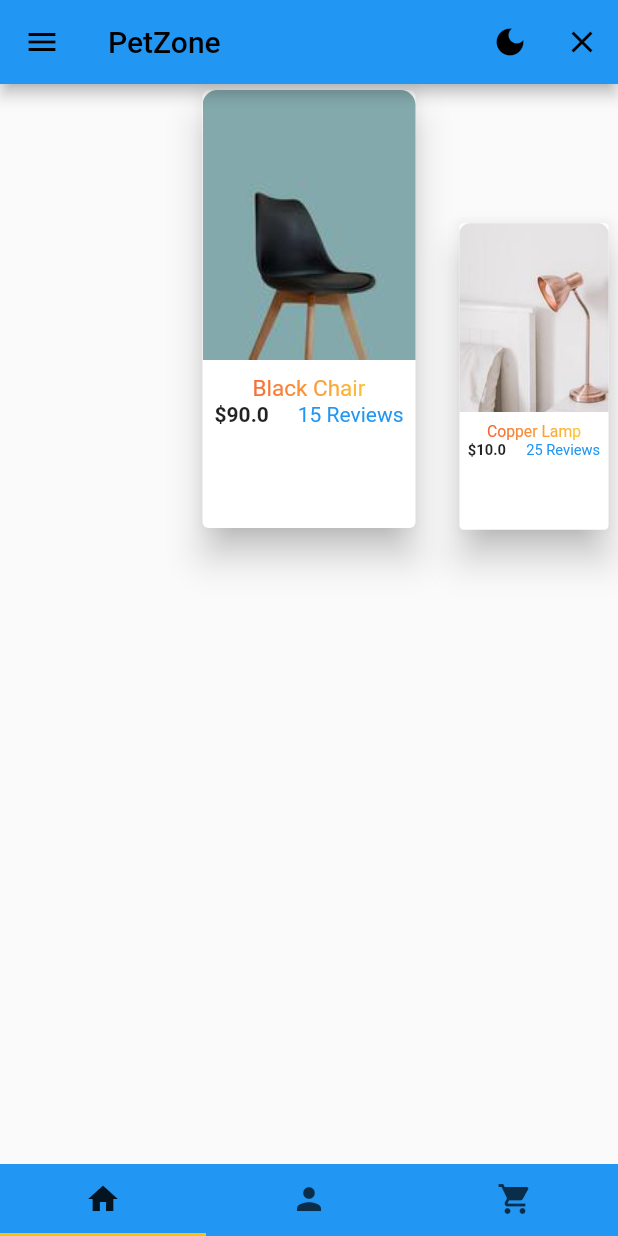
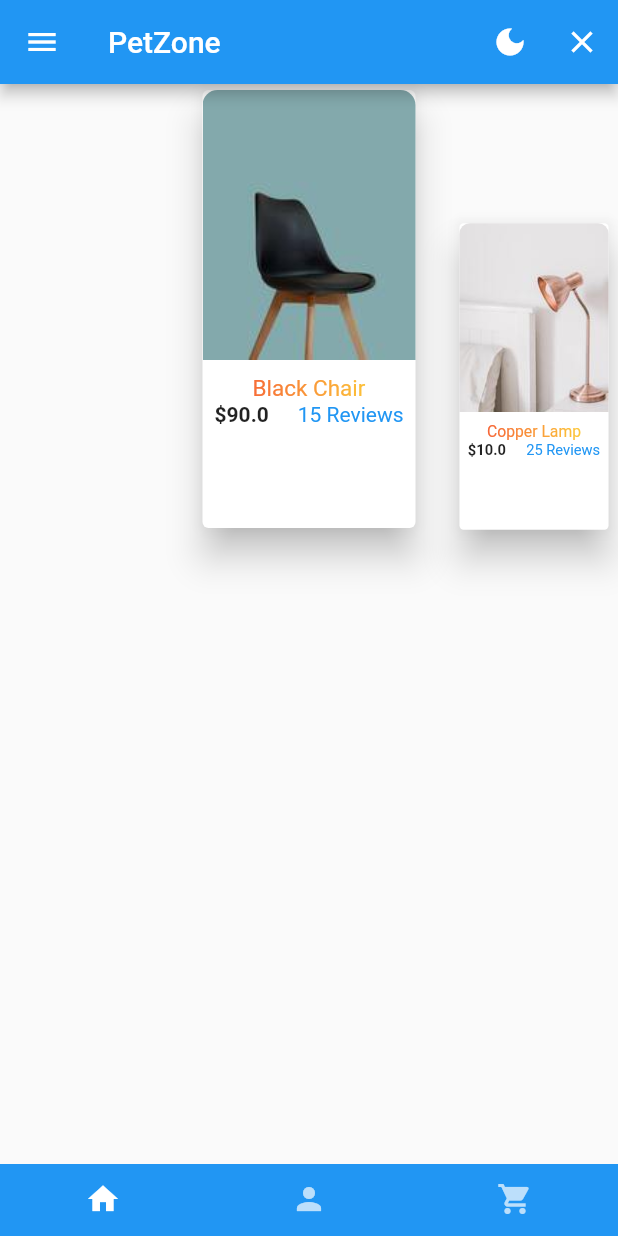
Before and after one commit to Shourya-Ranjan/PetZone-APP, a Flutter app: the screen it shows after launch, on a phone screen of 412 x 824 dp. Run offline on Flutter 3.47's test engine with Material 2 defaults, Android fonts, the phone set to English and light mode, and no system bars; drawn by our look-alikes of scroll_snap_list.

Commit message:
Patch-02

```diff
--- a/lib/Controller.dart
+++ b/lib/Controller.dart
@@ -14,7 +14,7 @@ class Controller extends StatelessWidget {
         valueListenable: themeNotifier,
         builder: (_, mode, __) {
           return MaterialApp(
-            theme: ThemeData(primarySwatch: Colors.amber),
+            theme: ThemeData(),
             darkTheme: ThemeData.dark(), // standard dark theme
             themeMode: mode,
             title: "PetZone App",
@@ -41,6 +41,9 @@ class Controller extends StatelessWidget {
                         ScaffoldMessenger.of(context).showSnackBar(
                           const SnackBar(
                             content: Text('Icon Button Clicked'),
+                            elevation: 10,
+                            behavior: SnackBarBehavior.floating,
+                            backgroundColor: Colors.green,
                           ),
                         );
                       },
```
